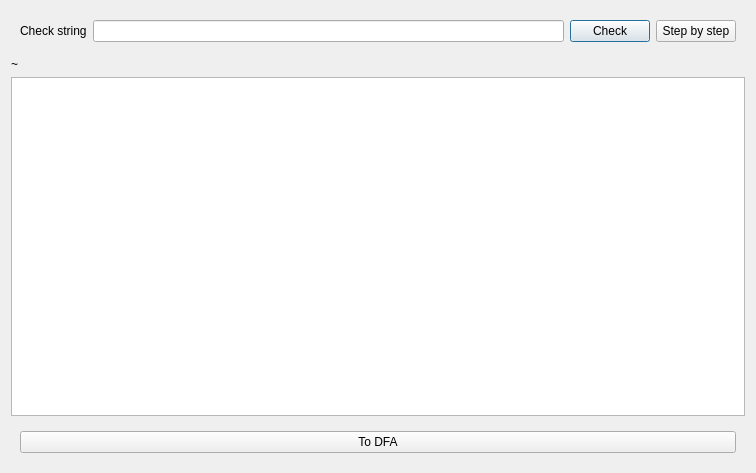
jancoow/Automata, file Qt-Gui design/show_ndfa_dialog.ui: the form before one commit.
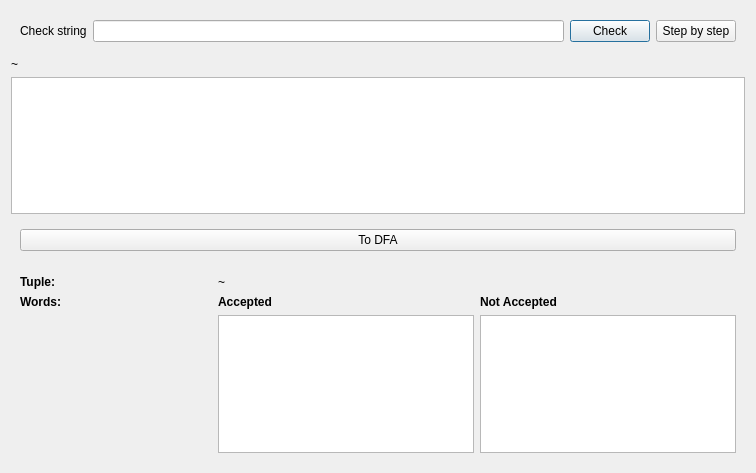
The form after the commit.

Commit message: Added finding accepted and not accepted words.

```diff
--- a/Qt-Gui design/show_ndfa_dialog.ui
+++ b/Qt-Gui design/show_ndfa_dialog.ui
@@ -78,6 +78,98 @@
      </layout>
     </widget>
    </item>
+   <item row="3" column="0">
+    <widget class="QGraphicsView" name="graphicsView">
+     <property name="dragMode">
+      <enum>QGraphicsView::ScrollHandDrag</enum>
+     </property>
+    </widget>
+   </item>
+   <item row="5" column="0">
+    <widget class="QWidget" name="widget_3" native="true">
+     <layout class="QGridLayout" name="gridLayout_4">
+      <item row="1" column="1">
+       <widget class="QLabel" name="label_7">
+        <property name="font">
+         <font>
+          <weight>75</weight>
+          <bold>true</bold>
+         </font>
+        </property>
+        <property name="text">
+         <string>Accepted</string>
+        </property>
+       </widget>
+      </item>
+      <item row="1" column="0">
+       <widget class="QLabel" name="label_5">
+        <property name="font">
+         <font>
+          <weight>75</weight>
+          <bold>true</bold>
+         </font>
+        </property>
+        <property name="text">
+         <string>Words:</string>
+        </property>
+       </widget>
+      </item>
+      <item row="0" column="1" colspan="2">
+       <widget class="QLabel" name="label_4">
+        <property name="text">
+         <string>~</string>
+        </property>
+       </widget>
+      </item>
+      <item row="1" column="2">
+       <widget class="QLabel" name="label_6">
+        <property name="font">
+         <font>
+          <weight>75</weight>
+          <bold>true</bold>
+         </font>
+        </property>
+        <property name="text">
+         <string>Not Accepted</string>
+        </property>
+       </widget>
+      </item>
+      <item row="0" column="0">
+       <widget class="QLabel" name="label_3">
+        <property name="font">
+         <font>
+          <weight>75</weight>
+          <bold>true</bold>
+         </font>
+        </property>
+        <property name="text">
+         <string>Tuple:</string>
+        </property>
+       </widget>
+      </item>
+      <item row="2" column="1">
+       <widget class="QTextEdit" name="textEdit">
+        <property name="sizePolicy">
+         <sizepolicy hsizetype="Preferred" vsizetype="Preferred">
+          <horstretch>0</horstretch>
+          <verstretch>0</verstretch>
+         </sizepolicy>
+        </property>
+       </widget>
+      </item>
+      <item row="2" column="2">
+       <widget class="QTextEdit" name="textEdit_2">
+        <property name="sizePolicy">
+         <sizepolicy hsizetype="Preferred" vsizetype="Preferred">
+          <horstretch>0</horstretch>
+          <verstretch>0</verstretch>
+         </sizepolicy>
+        </property>
+       </widget>
+      </item>
+     </layout>
+    </widget>
+   </item>
   </layout>
  </widget>
  <resources/>
```
Left out of the diff: 7 changed lines with no effect on the pictures. The commit also changes 9 other files.
